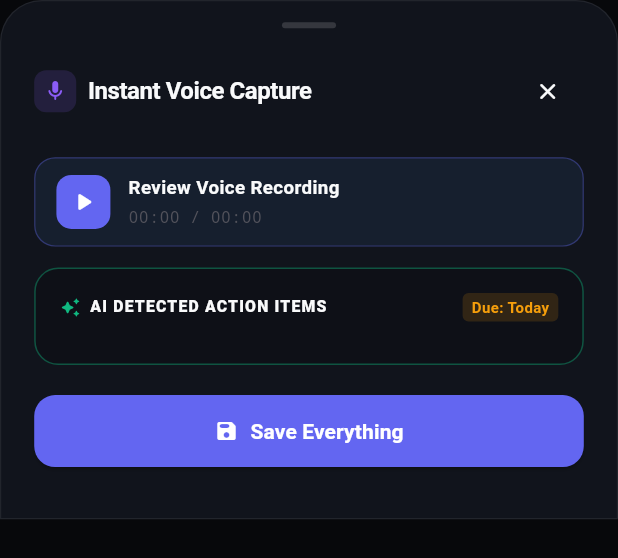
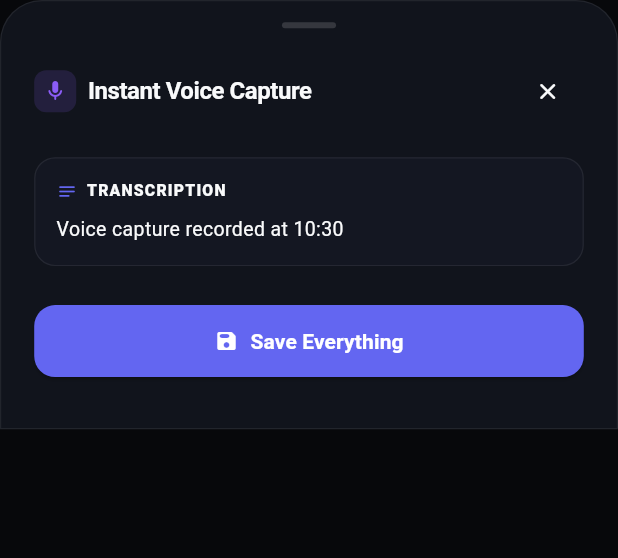
Before and after one commit to Loveago/appsq, a Flutter app: the VoiceCaptureSheet widget shown alone on an empty page, opened directly, after a tap on "Stop Recording", on a phone screen of 412 x 824 dp. Shown: the top 558 px of the screen. Run offline on Flutter 3.47's test engine with Material 3 defaults, Android fonts, the phone set to English and light mode, and no system bars; our stand-ins replace audioplayers, dio, flutter_riverpod, image_picker, permission_handler, shared_preferences and 1 more; missing offline and left inert: google_mlkit_text_recognition, record; accounts and stored records are empty; network calls fail.

Commit message:
fix(audio): resolve voice note recording, playback, live STT, UI separation, and backend AI summarization gateway

```diff
--- a/apps/mobile/lib/core/services/audio_service.dart
+++ b/apps/mobile/lib/core/services/audio_service.dart
@@ -1,6 +1,8 @@
+import 'dart:io';
 import 'package:flutter/foundation.dart';
 import 'package:record/record.dart';
 import 'package:path_provider/path_provider.dart';
+import 'package:permission_handler/permission_handler.dart';
 import 'package:speech_to_text/speech_to_text.dart' as stt;
 
 class AudioRecordingService {
@@ -25,10 +27,19 @@
 
   Future<bool> checkPermission() async {
     try {
+      if (kIsWeb) return true;
+      final status = await Permission.microphone.status;
+      if (status.isGranted) return true;
+      final requested = await Permission.microphone.request();
+      if (requested.isGranted) return true;
       return await recorder.hasPermission();
     } catch (e) {
       debugPrint('Audio permission check notice: $e');
-      return true; // Fallback in mock environments
+      try {
+        return await recorder.hasPermission();
+      } catch (_) {
+        return false;
+      }
     }
   }
 
@@ -40,19 +51,31 @@
       _recorder ??= AudioRecorder();
       final hasPerm = await checkPermission();
       if (!hasPerm) {
-        debugPrint('Microphone permission not granted');
+        debugPrint('Microphone permission not granted by user.');
+        return null;
       }
 
       String savePath;
       if (!kIsWeb) {
         final dir = await getApplicationDocumentsDirectory();
-        savePath = '${dir.path}/mindora_rec_${DateTime.now().millisecondsSinceEpoch}.m4a';
+        final recDir = Directory('${dir.path}/recordings');
+        if (!recDir.existsSync()) {
+          await recDir.create(recursive: true);
+        }
+        savePath = '${recDir.path}/mindora_rec_${DateTime.now().millisecondsSinceEpoch}.m4a';
       } else {
         savePath = 'web_recording.m4a';
       }
 
       _currentRecordingPath = savePath;
-      await _recorder!.start(const RecordConfig(), path: savePath);
+      await _recorder!.start(
+        const RecordConfig(
+          encoder: AudioEncoder.aacLc,
+          bitRate: 128000,
+          sampleRate: 44100,
+        ),
+        path: savePath,
+      );
       _isRecording = true;
 
       // Initialize and start live speech recognition in parallel
@@ -60,22 +83,24 @@
 
       return savePath;
     } catch (e) {
-      debugPrint('Audio start recording notice (sandbox/headless mode): $e');
-      _isRecording = true;
-      _currentRecordingPath = '/tmp/simulated_recording.m4a';
-      return _currentRecordingPath;
+      debugPrint('Audio start recording notice: $e');
+      _isRecording = false;
+      _currentRecordingPath = null;
+      return null;
     }
   }
 
   Future<void> _startLiveSpeechRecognition() async {
     try {
       _speech ??= stt.SpeechToText();
-      _speechAvailable = await _speech!.initialize(
-        onError: (val) => debugPrint('STT error: $val'),
-        onStatus: (val) => debugPrint('STT status: $val'),
-      );
+      if (!_speechAvailable) {
+        _speechAvailable = await _speech!.initialize(
+          onError: (val) => debugPrint('STT notice: ${val.errorMsg}'),
+          onStatus: (val) => debugPrint('STT status: $val'),
+        );
+      }
 
-      if (_speechAvailable) {
+      if (_speechAvailable && _isRecording) {
         await _speech!.listen(
           onResult: (result) {
             if (result.recognizedWords.isNotEmpty) {
@@ -87,7 +112,7 @@
             partialResults: true,
             cancelOnError: false,
             listenMode: stt.ListenMode.dictation,
-            listenFor: const Duration(hours: 2),
+            listenFor: const Duration(hours: 1),
             pauseFor: const Duration(seconds: 10),
           ),
         );
@@ -111,13 +136,23 @@
       // Stop audio file recording
       if (_recorder != null && await _recorder!.isRecording()) {
         final path = await _recorder!.stop();
-        return path ?? _currentRecordingPath;
+        if (path != null && File(path).existsSync() && File(path).lengthSync() > 0) {
+          _currentRecordingPath = path;
+          return path;
+        }
       }
-      return _currentRecordingPath;
+
+      if (_currentRecordingPath != null &&
+          File(_currentRecordingPath!).existsSync() &&
+          File(_currentRecordingPath!).lengthSync() > 0) {
+        return _currentRecordingPath;
+      }
+
+      return null;
     } catch (e) {
       debugPrint('Audio stop recording notice: $e');
       _isRecording = false;
-      return _currentRecordingPath;
+      return null;
     }
   }
 
--- a/apps/mobile/lib/features/home/presentation/home_screen.dart
+++ b/apps/mobile/lib/features/home/presentation/home_screen.dart
@@ -1023,9 +1023,11 @@
                   subtitle: 'Transcribed in real-time with AI summaries',
                   onTap: () {
                     Navigator.pop(context);
-                    Navigator.push(
-                      context,
-                      MaterialPageRoute(builder: (context) => const MeetingModeScreen()),
+                    showModalBottomSheet(
+                      context: context,
+                      isScrollControlled: true,
+                      backgroundColor: Colors.transparent,
+                      builder: (context) => const VoiceCaptureSheet(),
                     );
                   },
                   isDark: isDark,
--- a/apps/mobile/lib/features/notes/presentation/note_editor_screen.dart
+++ b/apps/mobile/lib/features/notes/presentation/note_editor_screen.dart
@@ -906,7 +906,10 @@
 
     if (audioPath != null && audioPath.isNotEmpty) {
       try {
-        final res = await ApiClient.instance.transcribeAudio(audioPath);
+        final res = await ApiClient.instance.transcribeAudio(
+          audioPath,
+          transcriptText: _liveText.isNotEmpty ? _liveText : null,
+        );
         if (res['transcript'] != null && res['transcript'].toString().isNotEmpty) {
           finalTranscript = res['transcript'].toString();
         }
--- a/apps/mobile/lib/features/voice/presentation/voice_capture_sheet.dart
+++ b/apps/mobile/lib/features/voice/presentation/voice_capture_sheet.dart
@@ -78,7 +78,10 @@
 
     final audioPath = await AudioRecordingService.instance.stopRecording();
     _audioPath = audioPath;
-    final res = await ApiClient.instance.transcribeAudio(audioPath ?? '');
+    final res = await ApiClient.instance.transcribeAudio(
+      audioPath ?? '',
+      transcriptText: _transcript.isNotEmpty ? _transcript : null,
+    );
     if (mounted) {
       setState(() {
         _transcript = res['transcript'] as String? ?? (_transcript.isNotEmpty ? _transcript : 'Voice recording saved.');
@@ -293,7 +296,7 @@
             const CircularProgressIndicator(color: AppColors.primary),
             const SizedBox(height: 14),
             Text(
-              'AI is extracting commitments & deadlines...',
+              'Transcribing audio & extracting intelligence...',
               style: TextStyle(fontSize: 12, color: isDark ? AppColors.darkTextMuted : AppColors.textMuted),
             ),
           ] else ...[
@@ -305,7 +308,53 @@
               ),
               const SizedBox(height: 14),
             ],
+            // Transcription View Card
+            if (_transcript.isNotEmpty) ...[
+              Container(
+                width: double.infinity,
+                padding: const EdgeInsets.all(14),
+                decoration: BoxDecoration(
+                  color: isDark ? AppColors.darkSurfaceSubtle : AppColors.surfaceSubtle,
+                  borderRadius: BorderRadius.circular(14),
+                  border: Border.all(
+                    color: isDark ? AppColors.darkBorder : AppColors.surfaceBorder,
+                    width: 0.8,
+                  ),
+                ),
+                child: Column(
+                  crossAxisAlignment: CrossAxisAlignment.start,
+                  children: [
+                    Row(
+                      children: [
+                        const Icon(Icons.notes_rounded, size: 14, color: AppColors.primary),
+                        const SizedBox(width: 6),
+                        Text(
+                          'TRANSCRIPTION',
+                          style: TextStyle(
+                            fontSize: 10.5,
+                            fontWeight: FontWeight.w800,
+                            letterSpacing: 0.8,
+                            color: isDark ? AppColors.darkTextPrimary : AppColors.textPrimary,
+                          ),
+                        ),
+                      ],
+                    ),
+                    const SizedBox(height: 8),
+                    Text(
+                      _transcript,
+                      style: TextStyle(
+                        fontSize: 13,
+                        height: 1.45,
+                        color: isDark ? AppColors.darkTextPrimary : AppColors.textPrimary,
+                      ),
+                    ),
+                  ],
+                ),
+              ),
+              const SizedBox(height: 14),
+            ],
             // Extracted Results Card
+            if (_detectedTasks.isNotEmpty)
               Container(
                 padding: const EdgeInsets.all(16),
                 decoration: BoxDecoration(
@@ -370,7 +419,9 @@
                   ],
                 ),
               ),
-            const SizedBox(height: 20),
+            if (_detectedTasks.isNotEmpty)
+              const SizedBox(height: 14),
+            const SizedBox(height: 12),
             SizedBox(
               width: double.infinity,
               child: ElevatedButton(
--- a/apps/mobile/pubspec.yaml
+++ b/apps/mobile/pubspec.yaml
@@ -24,6 +24,7 @@
   image_picker: ^1.2.4
   speech_to_text: ^7.5.0
   google_mlkit_text_recognition: ^0.14.0
+  permission_handler: ^11.3.1
 
 dev_dependencies:
   flutter_test:
```
Also changed, not shown: apps/mobile/pubspec.lock, 2 other files. Lines whose indentation alone changed are shown as unchanged.
